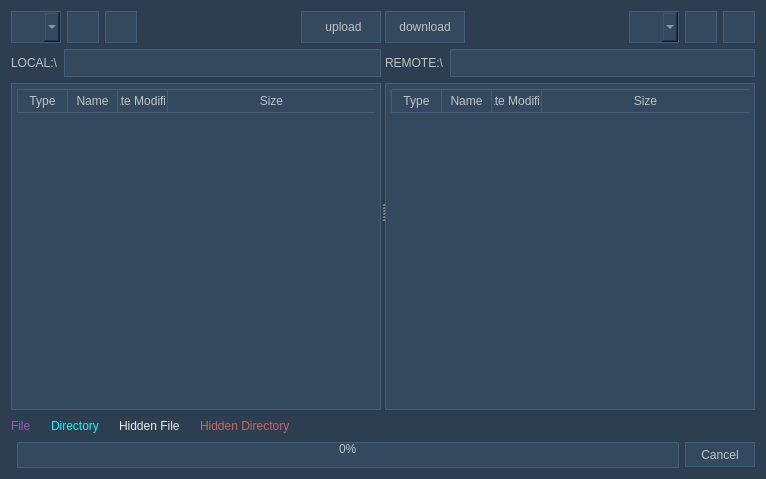
Above: source/plugins/mexplorer/main_ui.ui from 5l1v3r1/Moderat before the change. Below: the same form after it.
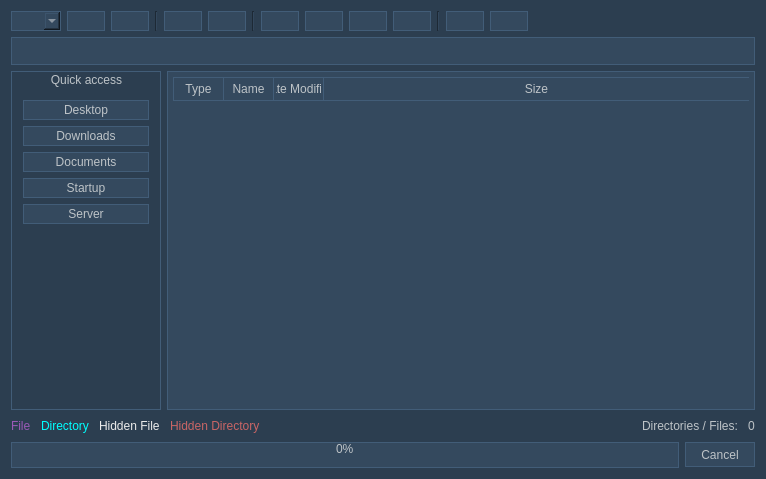
That is the form after the change. Icons and pictures are not drawn.

Patch:
```diff
--- a/source/plugins/mexplorer/main_ui.ui
+++ b/source/plugins/mexplorer/main_ui.ui
@@ -103,7 +103,129 @@
 }</string>
   </property>
   <layout class="QGridLayout" name="gridLayout">
-   <item row="2" column="2">
+   <item row="2" column="1" colspan="2">
+    <widget class="QTableWidget" name="explorerTable">
+     <property name="focusPolicy">
+      <enum>Qt::NoFocus</enum>
+     </property>
+     <property name="styleSheet">
+      <string notr="true">QHeaderView::section {
+	background-color: #34495e;
+    padding: 2px;
+    color: #bdc3c7;
+	font: 75 8pt &quot;MS Shell Dlg 2&quot;;
+	border: 1px ridge;
+	border-right: none;
+	border-color: #2c3e50;
+}
+
+QTableWidget#explorerTable {
+	background-position: center;
+    border: 1px ridge;
+    padding: 5px;
+	color: #ecf0f1;
+    border-color: #2c3e50;
+    font: 8pt &quot;MS Shell Dlg 2&quot;;
+	background-color: #34495e;
+}
+
+QTableWidget#explorerTable:item:selected {
+background-color: #2c3e50;
+color: #ecf0f1;
+}</string>
+     </property>
+     <property name="frameShape">
+      <enum>QFrame::StyledPanel</enum>
+     </property>
+     <property name="frameShadow">
+      <enum>QFrame::Plain</enum>
+     </property>
+     <property name="lineWidth">
+      <number>1</number>
+     </property>
+     <property name="editTriggers">
+      <set>QAbstractItemView::NoEditTriggers</set>
+     </property>
+     <property name="showDropIndicator" stdset="0">
+      <bool>false</bool>
+     </property>
+     <property name="dragDropOverwriteMode">
+      <bool>false</bool>
+     </property>
+     <property name="alternatingRowColors">
+      <bool>false</bool>
+     </property>
+     <property name="selectionMode">
+      <enum>QAbstractItemView::SingleSelection</enum>
+     </property>
+     <property name="selectionBehavior">
+      <enum>QAbstractItemView::SelectRows</enum>
+     </property>
+     <property name="textElideMode">
+      <enum>Qt::ElideMiddle</enum>
+     </property>
+     <property name="showGrid">
+      <bool>false</bool>
+     </property>
+     <property name="gridStyle">
+      <enum>Qt::DotLine</enum>
+     </property>
+     <property name="sortingEnabled">
+      <bool>false</bool>
+     </property>
+     <property name="wordWrap">
+      <bool>false</bool>
+     </property>
+     <property name="cornerButtonEnabled">
+      <bool>true</bool>
+     </property>
+     <attribute name="horizontalHeaderVisible">
+      <bool>true</bool>
+     </attribute>
+     <attribute name="horizontalHeaderCascadingSectionResizes">
+      <bool>true</bool>
+     </attribute>
+     <attribute name="horizontalHeaderDefaultSectionSize">
+      <number>50</number>
+     </attribute>
+     <attribute name="horizontalHeaderHighlightSections">
+      <bool>true</bool>
+     </attribute>
+     <attribute name="horizontalHeaderShowSortIndicator" stdset="0">
+      <bool>false</bool>
+     </attribute>
+     <attribute name="horizontalHeaderStretchLastSection">
+      <bool>true</bool>
+     </attribute>
+     <attribute name="verticalHeaderVisible">
+      <bool>false</bool>
+     </attribute>
+     <attribute name="verticalHeaderCascadingSectionResizes">
+      <bool>false</bool>
+     </attribute>
+     <column>
+      <property name="text">
+       <string>Type</string>
+      </property>
+     </column>
+     <column>
+      <property name="text">
+       <string>Name</string>
+      </property>
+     </column>
+     <column>
+      <property name="text">
+       <string>Date Modified</string>
+      </property>
+     </column>
+     <column>
+      <property name="text">
+       <string>Size</string>
+      </property>
+     </column>
+    </widget>
+   </item>
+   <item row="4" column="2">
     <widget class="QPushButton" name="cancelButton">
      <property name="sizePolicy">
       <sizepolicy hsizetype="Minimum" vsizetype="Fixed">
@@ -117,6 +239,12 @@
        <height>25</height>
       </size>
      </property>
+     <property name="maximumSize">
+      <size>
+       <width>70</width>
+       <height>16777215</height>
+      </size>
+     </property>
      <property name="styleSheet">
       <string notr="true">QPushButton#cancelButton {
 			border: 1px ridge;
@@ -134,7 +262,551 @@
      </property>
     </widget>
    </item>
-   <item row="2" column="1">
+   <item row="2" column="0">
+    <widget class="QGroupBox" name="groupBox">
+     <property name="maximumSize">
+      <size>
+       <width>150</width>
+       <height>16777215</height>
+      </size>
+     </property>
+     <property name="styleSheet">
+      <string notr="true">border: 1px ridge;
+border-color: #2c3e50;
+padding-top: 20px;</string>
+     </property>
+     <property name="title">
+      <string>Quick access</string>
+     </property>
+     <property name="alignment">
+      <set>Qt::AlignCenter</set>
+     </property>
+     <layout class="QGridLayout" name="gridLayout_2">
+      <item row="0" column="0">
+       <widget class="QPushButton" name="envDesktopButton">
+        <property name="styleSheet">
+         <string notr="true">QPushButton#envDesktopButton {
+			border: 1px ridge;
+            border-color: #2c3e50;
+			padding: 2px;
+            background-color: #34495e;
+            }
+
+QPushButton#envDesktopButton:pressed {
+            background-color: #2c3e50;
+            }</string>
+        </property>
+        <property name="text">
+         <string>Desktop</string>
+        </property>
+       </widget>
+      </item>
+      <item row="1" column="0">
+       <widget class="QPushButton" name="envDownloadsButton">
+        <property name="styleSheet">
+         <string notr="true">QPushButton#envDownloadsButton {
+			border: 1px ridge;
+            border-color: #2c3e50;
+			padding: 2px;
+            background-color: #34495e;
+            }
+
+QPushButton#envDownloadsButton:pressed {
+            background-color: #2c3e50;
+            }</string>
+        </property>
+        <property name="text">
+         <string>Downloads</string>
+        </property>
+       </widget>
+      </item>
+      <item row="5" column="0">
+       <spacer name="verticalSpacer">
+        <property name="orientation">
+         <enum>Qt::Vertical</enum>
+        </property>
+        <property name="sizeHint" stdset="0">
+         <size>
+          <width>20</width>
+          <height>40</height>
+         </size>
+        </property>
+       </spacer>
+      </item>
+      <item row="3" column="0">
+       <widget class="QPushButton" name="envStartupButton">
+        <property name="styleSheet">
+         <string notr="true">QPushButton#envStartupButton {
+			border: 1px ridge;
+            border-color: #2c3e50;
+			padding: 2px;
+            background-color: #34495e;
+            }
+
+QPushButton#envStartupButton:pressed {
+            background-color: #2c3e50;
+            }</string>
+        </property>
+        <property name="text">
+         <string>Startup</string>
+        </property>
+       </widget>
+      </item>
+      <item row="2" column="0">
+       <widget class="QPushButton" name="envDocumentsButton">
+        <property name="styleSheet">
+         <string notr="true">QPushButton#envDocumentsButton {
+			border: 1px ridge;
+            border-color: #2c3e50;
+			padding: 2px;
+            background-color: #34495e;
+            }
+
+QPushButton#envDocumentsButton:pressed {
+            background-color: #2c3e50;
+            }</string>
+        </property>
+        <property name="text">
+         <string>Documents</string>
+        </property>
+       </widget>
+      </item>
+      <item row="4" column="0">
+       <widget class="QPushButton" name="encServerButton">
+        <property name="styleSheet">
+         <string notr="true">QPushButton#encServerButton {
+			border: 1px ridge;
+            border-color: #2c3e50;
+			padding: 2px;
+            background-color: #34495e;
+            }
+
+QPushButton#encServerButton:pressed {
+            background-color: #2c3e50;
+            }</string>
+        </property>
+        <property name="text">
+         <string>Server</string>
+        </property>
+       </widget>
+      </item>
+     </layout>
+    </widget>
+   </item>
+   <item row="1" column="0" colspan="3">
+    <widget class="QLineEdit" name="explorerPathEntry">
+     <property name="minimumSize">
+      <size>
+       <width>0</width>
+       <height>28</height>
+      </size>
+     </property>
+     <property name="styleSheet">
+      <string notr="true">border: 1px ridge;
+border-color: #2c3e50;
+height: 15px;
+font-size: 12px;
+background-color: #34495e;</string>
+     </property>
+     <property name="text">
+      <string/>
+     </property>
+    </widget>
+   </item>
+   <item row="0" column="0" colspan="3">
+    <layout class="QHBoxLayout" name="horizontalLayout_2">
+     <item>
+      <widget class="QComboBox" name="explorerDrivesDrop">
+       <property name="minimumSize">
+        <size>
+         <width>50</width>
+         <height>0</height>
+        </size>
+       </property>
+       <property name="maximumSize">
+        <size>
+         <width>50</width>
+         <height>32</height>
+        </size>
+       </property>
+       <property name="baseSize">
+        <size>
+         <width>0</width>
+         <height>0</height>
+        </size>
+       </property>
+       <property name="styleSheet">
+        <string notr="true">border: 1px ridge;
+border-color: #2c3e50;
+height: 15px;
+font-size: 12px;
+background-color: #34495e;</string>
+       </property>
+      </widget>
+     </item>
+     <item>
+      <widget class="QPushButton" name="refreshButton">
+       <property name="minimumSize">
+        <size>
+         <width>0</width>
+         <height>0</height>
+        </size>
+       </property>
+       <property name="maximumSize">
+        <size>
+         <width>16777215</width>
+         <height>16777215</height>
+        </size>
+       </property>
+       <property name="styleSheet">
+        <string notr="true">QPushButton#refreshButton {
+			border: 1px ridge;
+            border-color: #2c3e50;
+			padding: 2px;
+            background-color: #34495e;
+            }
+
+QPushButton#refreshButton:pressed {
+            background-color: #2c3e50;
+            }</string>
+       </property>
+       <property name="text">
+        <string/>
+       </property>
+       <property name="icon">
+        <iconset resource="../../res.qrc">
+         <normaloff>:/icons/assets/refresh.png</normaloff>:/icons/assets/refresh.png</iconset>
+       </property>
+       <property name="iconSize">
+        <size>
+         <width>18</width>
+         <height>18</height>
+        </size>
+       </property>
+      </widget>
+     </item>
+     <item>
+      <widget class="QPushButton" name="upButton">
+       <property name="minimumSize">
+        <size>
+         <width>0</width>
+         <height>0</height>
+        </size>
+       </property>
+       <property name="maximumSize">
+        <size>
+         <width>16777215</width>
+         <height>16777215</height>
+        </size>
+       </property>
+       <property name="styleSheet">
+        <string notr="true">QPushButton#upButton {
+			border: 1px ridge;
+            border-color: #2c3e50;
+			padding: 2px;
+            background-color: #34495e;
+            }
+
+QPushButton#upButton:pressed {
+            background-color: #2c3e50;
+            }</string>
+       </property>
+       <property name="text">
+        <string/>
+       </property>
+       <property name="icon">
+        <iconset resource="../../res.qrc">
+         <normaloff>:/icons/assets/up.png</normaloff>:/icons/assets/up.png</iconset>
+       </property>
+       <property name="iconSize">
+        <size>
+         <width>18</width>
+         <height>18</height>
+        </size>
+       </property>
+      </widget>
+     </item>
+     <item>
+      <widget class="Line" name="line">
+       <property name="orientation">
+        <enum>Qt::Vertical</enum>
+       </property>
+      </widget>
+     </item>
+     <item>
+      <widget class="QPushButton" name="downloadButton">
+       <property name="minimumSize">
+        <size>
+         <width>0</width>
+         <height>0</height>
+        </size>
+       </property>
+       <property name="maximumSize">
+        <size>
+         <width>16777215</width>
+         <height>16777215</height>
+        </size>
+       </property>
+       <property name="styleSheet">
+        <string notr="true">QPushButton#downloadButton {
+			border: 1px ridge;
+            border-color: #2c3e50;
+			padding: 2px;
+            background-color: #34495e;
+            }
+
+QPushButton#downloadButton:pressed {
+            background-color: #2c3e50;
+            }</string>
+       </property>
+       <property name="text">
+        <string/>
+       </property>
+       <property name="icon">
+        <iconset resource="../../res.qrc">
+         <normaloff>:/icons/assets/update.png</normaloff>:/icons/assets/update.png</iconset>
+       </property>
+       <property name="iconSize">
+        <size>
+         <width>18</width>
+         <height>18</height>
+        </size>
+       </property>
+      </widget>
+     </item>
+     <item>
+      <widget class="QPushButton" name="uploadButton">
+       <property name="styleSheet">
+        <string notr="true">QPushButton#uploadButton {
+			border: 1px ridge;
+            border-color: #2c3e50;
+			padding: 2px;
+            background-color: #34495e;
+            }
+
+QPushButton#uploadButton:pressed {
+            background-color: #2c3e50;
+            }</string>
+       </property>
+       <property name="text">
+        <string/>
+       </property>
+       <property name="icon">
+        <iconset resource="../../res.qrc">
+         <normaloff>:/icons/assets/upload.png</normaloff>:/icons/assets/upload.png</iconset>
+       </property>
+       <property name="iconSize">
+        <size>
+         <width>18</width>
+         <height>18</height>
+        </size>
+       </property>
+      </widget>
+     </item>
+     <item>
+      <widget class="Line" name="line_2">
+       <property name="orientation">
+        <enum>Qt::Vertical</enum>
+       </property>
+      </widget>
+     </item>
+     <item>
+      <widget class="QPushButton" name="executeButton">
+       <property name="styleSheet">
+        <string notr="true">QPushButton#executeButton {
+			border: 1px ridge;
+            border-color: #2c3e50;
+			padding: 2px;
+            background-color: #34495e;
+            }
+
+QPushButton#executeButton:pressed {
+            background-color: #2c3e50;
+            }</string>
+       </property>
+       <property name="text">
+        <string/>
+       </property>
+       <property name="icon">
+        <iconset resource="../../res.qrc">
+         <normaloff>:/icons/assets/execute.png</normaloff>:/icons/assets/execute.png</iconset>
+       </property>
+       <property name="iconSize">
+        <size>
+         <width>18</width>
+         <height>18</height>
+        </size>
+       </property>
+      </widget>
+     </item>
+     <item>
+      <widget class="QPushButton" name="openFolderButton">
+       <property name="styleSheet">
+        <string notr="true">QPushButton#openFolderButton {
+			border: 1px ridge;
+            border-color: #2c3e50;
+			padding: 2px;
+            background-color: #34495e;
+            }
+
+QPushButton#openFolderButton:pressed {
+            background-color: #2c3e50;
+            }</string>
+       </property>
+       <property name="text">
+        <string/>
+       </property>
+       <property name="icon">
+        <iconset resource="../../res.qrc">
+         <normaloff>:/icons/assets/open.png</normaloff>:/icons/assets/open.png</iconset>
+       </property>
+       <property name="iconSize">
+        <size>
+         <width>18</width>
+         <height>18</height>
+        </size>
+       </property>
+      </widget>
+     </item>
+     <item>
+      <widget class="QPushButton" name="renameButton">
+       <property name="styleSheet">
+        <string notr="true">QPushButton#renameButton {
+			border: 1px ridge;
+            border-color: #2c3e50;
+			padding: 2px;
+            background-color: #34495e;
+            }
+
+QPushButton#renameButton:pressed {
+            background-color: #2c3e50;
+            }</string>
+       </property>
+       <property name="text">
+        <string/>
+       </property>
+       <property name="icon">
+        <iconset resource="../../res.qrc">
+         <normaloff>:/icons/assets/rename.png</normaloff>:/icons/assets/rename.png</iconset>
+       </property>
+       <property name="iconSize">
+        <size>
+         <width>18</width>
+         <height>18</height>
+        </size>
+       </property>
+      </widget>
+     </item>
+     <item>
+      <widget class="QPushButton" name="deleteButton">
+       <property name="styleSheet">
+        <string notr="true">QPushButton#deleteButton {
+			border: 1px ridge;
+            border-color: #2c3e50;
+			padding: 2px;
+            background-color: #34495e;
+            }
+
+QPushButton#deleteButton:pressed {
+            background-color: #2c3e50;
+            }</string>
+       </property>
+       <property name="text">
+        <string/>
+       </property>
+       <property name="icon">
+        <iconset resource="../../res.qrc">
+         <normaloff>:/icons/assets/remove.png</normaloff>:/icons/assets/remove.png</iconset>
+       </property>
+       <property name="iconSize">
+        <size>
+         <width>18</width>
+         <height>18</height>
+        </size>
+       </property>
+      </widget>
+     </item>
+     <item>
+      <widget class="Line" name="line_3">
+       <property name="orientation">
+        <enum>Qt::Vertical</enum>
+       </property>
+      </widget>
+     </item>
+     <item>
+      <widget class="QPushButton" name="hideButton">
+       <property name="styleSheet">
+        <string notr="true">QPushButton#hideButton {
+			border: 1px ridge;
+            border-color: #2c3e50;
+			padding: 2px;
+            background-color: #34495e;
+            }
+
+QPushButton#hideButton:pressed {
+            background-color: #2c3e50;
+            }</string>
+       </property>
+       <property name="text">
+        <string/>
+       </property>
+       <property name="icon">
+        <iconset resource="../../res.qrc">
+         <normaloff>:/icons/assets/hidden.png</normaloff>:/icons/assets/hidden.png</iconset>
+       </property>
+       <property name="iconSize">
+        <size>
+         <width>18</width>
+         <height>18</height>
+        </size>
+       </property>
+      </widget>
+     </item>
+     <item>
+      <widget class="QPushButton" name="unhideButton">
+       <property name="styleSheet">
+        <string notr="true">QPushButton#unhideButton {
+			border: 1px ridge;
+            border-color: #2c3e50;
+			padding: 2px;
+            background-color: #34495e;
+            }
+
+QPushButton#unhideButton:pressed {
+            background-color: #2c3e50;
+            }</string>
+       </property>
+       <property name="text">
+        <string/>
+       </property>
+       <property name="icon">
+        <iconset resource="../../res.qrc">
+         <normaloff>:/icons/assets/unhide.png</normaloff>:/icons/assets/unhide.png</iconset>
+       </property>
+       <property name="iconSize">
+        <size>
+         <width>18</width>
+         <height>18</height>
+        </size>
+       </property>
+      </widget>
+     </item>
+     <item>
+      <spacer name="horizontalSpacer_2">
+       <property name="orientation">
+        <enum>Qt::Horizontal</enum>
+       </property>
+       <property name="sizeHint" stdset="0">
+        <size>
+         <width>40</width>
+         <height>20</height>
+        </size>
+       </property>
+      </spacer>
+     </item>
+    </layout>
+   </item>
+   <item row="4" column="0" colspan="2">
     <widget class="QProgressBar" name="progressBar">
      <property name="styleSheet">
       <string notr="true">QProgressBar:horizontal {
@@ -143,7 +815,6 @@
 background-color: #34495e;
 padding: 1px;
 text-align: top;
-margin-right: 4ex;
 }
 QProgressBar::chunk:horizontal {
 background: #1abc9c;
@@ -168,10 +839,10 @@
      </property>
     </widget>
    </item>
-   <item row="1" column="0" colspan="3">
+   <item row="3" column="0" colspan="3">
     <layout class="QHBoxLayout" name="horizontalLayout_5">
      <property name="spacing">
-      <number>20</number>
+      <number>10</number>
      </property>
      <item>
       <widget class="QLabel" name="fileLabel">
@@ -250,670 +921,22 @@
        </property>
       </spacer>
      </item>
+     <item>
+      <widget class="QLabel" name="dirfilesLabel">
+       <property name="text">
+        <string>Directories / Files:</string>
+       </property>
+      </widget>
+     </item>
+     <item>
+      <widget class="QLabel" name="dirfilesCountLabel">
+       <property name="text">
+        <string>0</string>
+       </property>
+      </widget>
+     </item>
     </layout>
    </item>
-   <item row="0" column="0" colspan="3">
-    <widget class="QSplitter" name="splitter">
-     <property name="orientation">
-      <enum>Qt::Horizontal</enum>
-     </property>
-     <widget class="QWidget" name="layoutWidget">
-      <layout class="QVBoxLayout" name="verticalLayout_2">
-       <item>
-        <layout class="QHBoxLayout" name="horizontalLayout">
-         <item>
-          <widget class="QComboBox" name="lexplorerDrivesDrop">
-           <property name="minimumSize">
-            <size>
-             <width>50</width>
-             <height>32</height>
-            </size>
-           </property>
-           <property name="maximumSize">
-            <size>
-             <width>50</width>
-             <height>32</height>
-            </size>
-           </property>
-           <property name="baseSize">
-            <size>
-             <width>0</width>
-             <height>0</height>
-            </size>
-           </property>
-           <property name="styleSheet">
-            <string notr="true">border: 1px ridge;
-border-color: #2c3e50;
-height: 15px;
-font-size: 12px;
-background-color: #34495e;</string>
-           </property>
-          </widget>
-         </item>
-         <item>
-          <widget class="QPushButton" name="lrefreshButton">
-           <property name="minimumSize">
-            <size>
-             <width>32</width>
-             <height>32</height>
-            </size>
-           </property>
-           <property name="maximumSize">
-            <size>
-             <width>32</width>
-             <height>32</height>
-            </size>
-           </property>
-           <property name="styleSheet">
-            <string notr="true">QPushButton#lrefreshButton {
-			border: 1px ridge;
-            border-color: #2c3e50;
-			padding: 2px;
-            background-color: #34495e;
-            }
-
-QPushButton#lrefreshButton:pressed {
-            background-color: #2c3e50;
-            }</string>
-           </property>
-           <property name="text">
-            <string/>
-           </property>
-           <property name="icon">
-            <iconset resource="../../res.qrc">
-             <normaloff>:/icons/assets/refresh.png</normaloff>:/icons/assets/refresh.png</iconset>
-           </property>
-           <property name="iconSize">
-            <size>
-             <width>18</width>
-             <height>18</height>
-            </size>
-           </property>
-          </widget>
-         </item>
-         <item>
-          <widget class="QPushButton" name="lupButton">
-           <property name="minimumSize">
-            <size>
-             <width>32</width>
-             <height>32</height>
-            </size>
-           </property>
-           <property name="maximumSize">
-            <size>
-             <width>32</width>
-             <height>32</height>
-            </size>
-           </property>
-           <property name="styleSheet">
-            <string notr="true">QPushButton#lupButton {
-			border: 1px ridge;
-            border-color: #2c3e50;
-			padding: 2px;
-            background-color: #34495e;
-            }
-
-QPushButton#lupButton:pressed {
-            background-color: #2c3e50;
-            }</string>
-           </property>
-           <property name="text">
-            <string/>
-           </property>
-           <property name="icon">
-            <iconset resource="../../res.qrc">
-             <normaloff>:/icons/assets/up.png</normaloff>:/icons/assets/up.png</iconset>
-           </property>
-           <property name="iconSize">
-            <size>
-             <width>18</width>
-             <height>18</height>
-            </size>
-           </property>
-          </widget>
-         </item>
-         <item>
-          <spacer name="horizontalSpacer">
-           <property name="orientation">
-            <enum>Qt::Horizontal</enum>
-           </property>
-           <property name="sizeHint" stdset="0">
-            <size>
-             <width>40</width>
-             <height>20</height>
-            </size>
-           </property>
-          </spacer>
-         </item>
-         <item>
-          <widget class="QPushButton" name="uploadButton">
-           <property name="minimumSize">
-            <size>
-             <width>80</width>
-             <height>32</height>
-            </size>
-           </property>
-           <property name="maximumSize">
-            <size>
-             <width>80</width>
-             <height>32</height>
-            </size>
-           </property>
-           <property name="layoutDirection">
-            <enum>Qt::RightToLeft</enum>
-           </property>
-           <property name="styleSheet">
-            <string notr="true">QPushButton#uploadButton {
-			border: 1px ridge;
-            border-color: #2c3e50;
-			padding-right: 5px;
-            background-color: #34495e;
-            }
-
-QPushButton#uploadButton:pressed {
-            background-color: #2c3e50;
-            }</string>
-           </property>
-           <property name="text">
-            <string>upload</string>
-           </property>
-           <property name="icon">
-            <iconset resource="../../res.qrc">
-             <normaloff>:/icons/assets/upload.png</normaloff>:/icons/assets/upload.png</iconset>
-           </property>
-           <property name="iconSize">
-            <size>
-             <width>18</width>
-             <height>18</height>
-            </size>
-           </property>
-          </widget>
-         </item>
-        </layout>
-       </item>
-       <item>
-        <layout class="QHBoxLayout" name="horizontalLayout_4">
-         <item>
-          <widget class="QLabel" name="localLabel">
-           <property name="text">
-            <string>LOCAL:\</string>
-           </property>
-          </widget>
-         </item>
-         <item>
-          <widget class="QLineEdit" name="lexplorerPathEntry">
-           <property name="minimumSize">
-            <size>
-             <width>0</width>
-             <height>28</height>
-            </size>
-           </property>
-           <property name="styleSheet">
-            <string notr="true">border: 1px ridge;
-border-color: #2c3e50;
-height: 15px;
-font-size: 12px;
-background-color: #34495e;</string>
-           </property>
-           <property name="text">
-            <string/>
-           </property>
-          </widget>
-         </item>
-        </layout>
-       </item>
-       <item>
-        <widget class="QTableWidget" name="lexplorerTable">
-         <property name="focusPolicy">
-          <enum>Qt::NoFocus</enum>
-         </property>
-         <property name="styleSheet">
-          <string notr="true">QHeaderView::section {
-	background-color: #34495e;
-    padding: 2px;
-    color: #bdc3c7;
-	font: 75 8pt &quot;MS Shell Dlg 2&quot;;
-	border: 1px ridge;
-	border-right: none;
-	border-color: #2c3e50;
-}
-
-QTableWidget#lexplorerTable {
-	background-position: center;
-    border: 1px ridge;
-    padding: 5px;
-	color: #ecf0f1;
-    border-color: #2c3e50;
-    font: 8pt &quot;MS Shell Dlg 2&quot;;
-	background-color: #34495e;
-}
-
-QTableWidget#lexplorerTable:item:selected {
-background-color: #2c3e50;
-color: #ecf0f1;
-}</string>
-         </property>
-         <property name="frameShape">
-          <enum>QFrame::StyledPanel</enum>
-         </property>
-         <property name="frameShadow">
-          <enum>QFrame::Plain</enum>
-         </property>
-         <property name="lineWidth">
-          <number>1</number>
-         </property>
-         <property name="editTriggers">
-          <set>QAbstractItemView::NoEditTriggers</set>
-         </property>
-         <property name="showDropIndicator" stdset="0">
-          <bool>false</bool>
-         </property>
-         <property name="dragDropOverwriteMode">
-          <bool>false</bool>
-         </property>
-         <property name="alternatingRowColors">
-          <bool>false</bool>
-         </property>
-         <property name="selectionMode">
-          <enum>QAbstractItemView::SingleSelection</enum>
-         </property>
-         <property name="selectionBehavior">
-          <enum>QAbstractItemView::SelectRows</enum>
-         </property>
-         <property name="textElideMode">
-          <enum>Qt::ElideMiddle</enum>
-         </property>
-         <property name="showGrid">
-          <bool>false</bool>
-         </property>
-         <property name="gridStyle">
-          <enum>Qt::DotLine</enum>
-         </property>
-         <property name="sortingEnabled">
-          <bool>false</bool>
-         </property>
-         <property name="wordWrap">
-          <bool>false</bool>
-         </property>
-         <property name="cornerButtonEnabled">
-          <bool>true</bool>
-         </property>
-         <attribute name="horizontalHeaderVisible">
-          <bool>true</bool>
-         </attribute>
-         <attribute name="horizontalHeaderCascadingSectionResizes">
-          <bool>true</bool>
-         </attribute>
-         <attribute name="horizontalHeaderDefaultSectionSize">
-          <number>50</number>
-         </attribute>
-         <attribute name="horizontalHeaderHighlightSections">
-          <bool>true</bool>
-         </attribute>
-         <attribute name="horizontalHeaderShowSortIndicator" stdset="0">
-          <bool>false</bool>
-         </attribute>
-         <attribute name="horizontalHeaderStretchLastSection">
-          <bool>true</bool>
-         </attribute>
-         <attribute name="verticalHeaderVisible">
-          <bool>false</bool>
-         </attribute>
-         <attribute name="verticalHeaderCascadingSectionResizes">
-          <bool>false</bool>
-         </attribute>
-         <column>
-          <property name="text">
-           <string>Type</string>
-          </property>
-         </column>
-         <column>
-          <property name="text">
-           <string>Name</string>
-          </property>
-         </column>
-         <column>
-          <property name="text">
-           <string>Date Modified</string>
-          </property>
-         </column>
-         <column>
-          <property name="text">
-           <string>Size</string>
-          </property>
-         </column>
-        </widget>
-       </item>
-      </layout>
-     </widget>
-     <widget class="QWidget" name="layoutWidget">
-      <layout class="QVBoxLayout" name="verticalLayout">
-       <item>
-        <layout class="QHBoxLayout" name="horizontalLayout_2">
-         <item>
-          <widget class="QPushButton" name="downloadButton">
-           <property name="minimumSize">
-            <size>
-             <width>80</width>
-             <height>32</height>
-            </size>
-           </property>
-           <property name="maximumSize">
-            <size>
-             <width>80</width>
-             <height>32</height>
-            </size>
-           </property>
-           <property name="styleSheet">
-            <string notr="true">QPushButton#downloadButton {
-			border: 1px ridge;
-            border-color: #2c3e50;
-			padding: 2px;
-            background-color: #34495e;
-            }
-
-QPushButton#downloadButton:pressed {
-            background-color: #2c3e50;
-            }</string>
-           </property>
-           <property name="text">
-            <string>download</string>
-           </property>
-           <property name="icon">
-            <iconset resource="../../res.qrc">
-             <normaloff>:/icons/assets/download.png</normaloff>:/icons/assets/download.png</iconset>
-           </property>
-           <property name="iconSize">
-            <size>
-             <width>18</width>
-             <height>18</height>
-            </size>
-           </property>
-          </widget>
-         </item>
-         <item>
-          <spacer name="horizontalSpacer_2">
-           <property name="orientation">
-            <enum>Qt::Horizontal</enum>
-           </property>
-           <property name="sizeHint" stdset="0">
-            <size>
-             <width>40</width>
-             <height>20</height>
-            </size>
-           </property>
-          </spacer>
-         </item>
-         <item>
-          <widget class="QComboBox" name="rexplorerDrivesDrop">
-           <property name="minimumSize">
-            <size>
-             <width>50</width>
-             <height>32</height>
-            </size>
-           </property>
-           <property name="maximumSize">
-            <size>
-             <width>50</width>
-             <height>32</height>
-            </size>
-           </property>
-           <property name="baseSize">
-            <size>
-             <width>0</width>
-             <height>0</height>
-            </size>
-           </property>
-           <property name="styleSheet">
-            <string notr="true">border: 1px ridge;
-border-color: #2c3e50;
-height: 15px;
-font-size: 12px;
-background-color: #34495e;</string>
-           </property>
-          </widget>
-         </item>
-         <item>
-          <widget class="QPushButton" name="rrefreshButton">
-           <property name="minimumSize">
-            <size>
-             <width>32</width>
-             <height>32</height>
-            </size>
-           </property>
-           <property name="maximumSize">
-            <size>
-             <width>32</width>
-             <height>32</height>
-            </size>
-           </property>
-           <property name="styleSheet">
-            <string notr="true">QPushButton#rrefreshButton {
-			border: 1px ridge;
-            border-color: #2c3e50;
-			padding: 2px;
-            background-color: #34495e;
-            }
-
-QPushButton#rrefreshButton:pressed {
-            background-color: #2c3e50;
-            }</string>
-           </property>
-           <property name="text">
-            <string/>
-           </property>
-           <property name="icon">
-            <iconset resource="../../res.qrc">
-             <normaloff>:/icons/assets/refresh.png</normaloff>:/icons/assets/refresh.png</iconset>
-           </property>
-           <property name="iconSize">
-            <size>
-             <width>18</width>
-             <height>18</height>
-            </size>
-           </property>
-          </widget>
-         </item>
-         <item>
-          <widget class="QPushButton" name="rupButton">
-           <property name="minimumSize">
-            <size>
-             <width>32</width>
-             <height>32</height>
-            </size>
-           </property>
-           <property name="maximumSize">
-            <size>
-             <width>32</width>
-             <height>32</height>
-            </size>
-           </property>
-           <property name="styleSheet">
-            <string notr="true">QPushButton#rupButton {
-			border: 1px ridge;
-            border-color: #2c3e50;
-			padding: 2px;
-            background-color: #34495e;
-            }
-
-QPushButton#rupButton:pressed {
-            background-color: #2c3e50;
-            }</string>
-           </property>
-           <property name="text">
-            <string/>
-           </property>
-           <property name="icon">
-            <iconset resource="../../res.qrc">
-             <normaloff>:/icons/assets/up.png</normaloff>:/icons/assets/up.png</iconset>
-           </property>
-           <property name="iconSize">
-            <size>
-             <width>18</width>
-             <height>18</height>
-            </size>
-           </property>
-          </widget>
-         </item>
-        </layout>
-       </item>
-       <item>
-        <layout class="QHBoxLayout" name="horizontalLayout_3">
-         <item>
-          <widget class="QLabel" name="remoteLabel">
-           <property name="text">
-            <string>REMOTE:\</string>
-           </property>
-          </widget>
-         </item>
-         <item>
-          <widget class="QLineEdit" name="rexplorerPathEntry">
-           <property name="minimumSize">
-            <size>
-             <width>0</width>
-             <height>28</height>
-            </size>
-           </property>
-           <property name="styleSheet">
-            <string notr="true">border: 1px ridge;
-border-color: #2c3e50;
-height: 15px;
-font-size: 12px;
-background-color: #34495e;</string>
-           </property>
-           <property name="text">
-            <string/>
-           </property>
-          </widget>
-         </item>
-        </layout>
-       </item>
-       <item>
-        <widget class="QTableWidget" name="rexplorerTable">
-         <property name="focusPolicy">
-          <enum>Qt::NoFocus</enum>
-         </property>
-         <property name="styleSheet">
-          <string notr="true">QHeaderView::section {
-	background-color: #34495e;
-    padding: 2px;
-    color: #bdc3c7;
-	font: 75 8pt &quot;MS Shell Dlg 2&quot;;
-	border: 1px ridge;
-	border-right: none;
-	border-color: #2c3e50;
-}
-
-QTableWidget#rexplorerTable {
-	background-position: center;
-    border: 1px ridge;
-    padding: 5px;
-	color: #ecf0f1;
-    border-color: #2c3e50;
-    font: 8pt &quot;MS Shell Dlg 2&quot;;
-	background-color: #34495e;
-}
-
-QTableWidget#rexplorerTable:item:selected {
-background-color: #2c3e50;
-color: #ecf0f1;
-}</string>
-         </property>
-         <property name="frameShape">
-          <enum>QFrame::StyledPanel</enum>
-         </property>
-         <property name="frameShadow">
-          <enum>QFrame::Plain</enum>
-         </property>
-         <property name="lineWidth">
-          <number>1</number>
-         </property>
-         <property name="editTriggers">
-          <set>QAbstractItemView::NoEditTriggers</set>
-         </property>
-         <property name="showDropIndicator" stdset="0">
-          <bool>false</bool>
-         </property>
-         <property name="dragDropOverwriteMode">
-          <bool>false</bool>
-         </property>
-         <property name="alternatingRowColors">
-          <bool>false</bool>
-         </property>
-         <property name="selectionMode">
-          <enum>QAbstractItemView::SingleSelection</enum>
-         </property>
-         <property name="selectionBehavior">
-          <enum>QAbstractItemView::SelectRows</enum>
-         </property>
-         <property name="textElideMode">
-          <enum>Qt::ElideMiddle</enum>
-         </property>
-         <property name="showGrid">
-          <bool>false</bool>
-         </property>
-         <property name="gridStyle">
-          <enum>Qt::DotLine</enum>
-         </property>
-         <property name="sortingEnabled">
-          <bool>false</bool>
-         </property>
-         <property name="wordWrap">
-          <bool>false</bool>
-         </property>
-         <property name="cornerButtonEnabled">
-          <bool>true</bool>
-         </property>
-         <attribute name="horizontalHeaderVisible">
-          <bool>true</bool>
-         </attribute>
-         <attribute name="horizontalHeaderCascadingSectionResizes">
-          <bool>true</bool>
-         </attribute>
-         <attribute name="horizontalHeaderDefaultSectionSize">
-          <number>50</number>
-         </attribute>
-         <attribute name="horizontalHeaderHighlightSections">
-          <bool>true</bool>
-         </attribute>
-         <attribute name="horizontalHeaderShowSortIndicator" stdset="0">
-          <bool>false</bool>
-         </attribute>
-         <attribute name="horizontalHeaderStretchLastSection">
-          <bool>true</bool>
-         </attribute>
-         <attribute name="verticalHeaderVisible">
-          <bool>false</bool>
-         </attribute>
-         <attribute name="verticalHeaderCascadingSectionResizes">
-          <bool>false</bool>
-         </attribute>
-         <column>
-          <property name="text">
-           <string>Type</string>
-          </property>
-         </column>
-         <column>
-          <property name="text">
-           <string>Name</string>
-          </property>
-         </column>
-         <column>
-          <property name="text">
-           <string>Date Modified</string>
-          </property>
-         </column>
-         <column>
-          <property name="text">
-           <string>Size</string>
-          </property>
-         </column>
-        </widget>
-       </item>
-      </layout>
-     </widget>
-    </widget>
-   </item>
   </layout>
  </widget>
  <resources>
```
